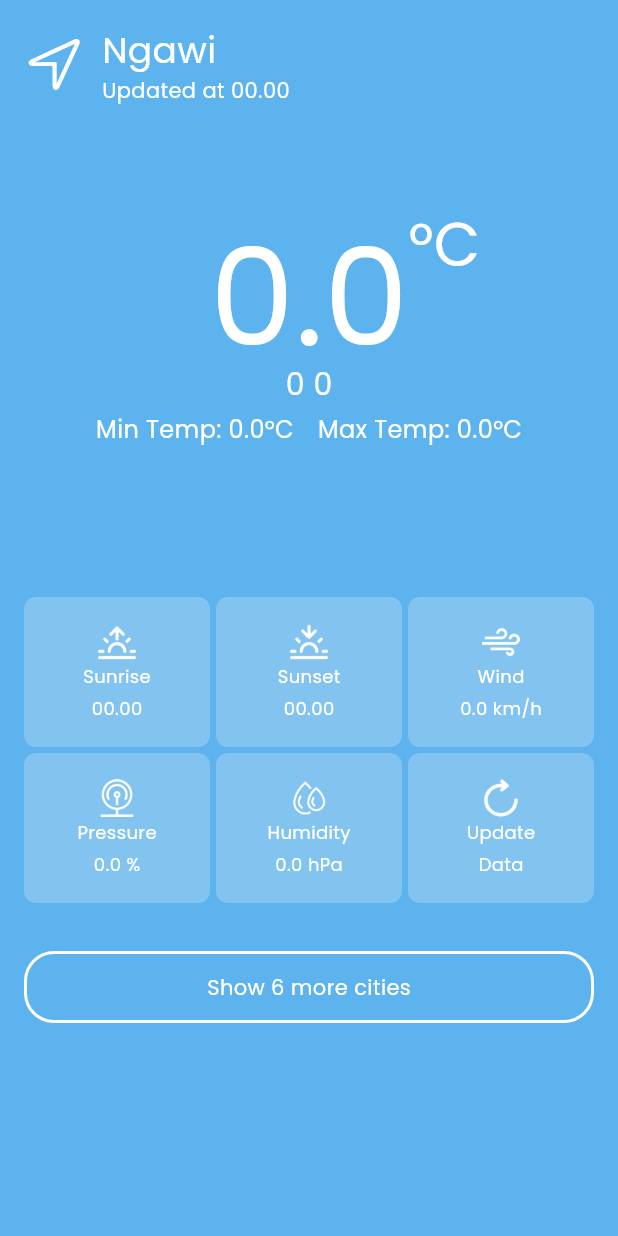
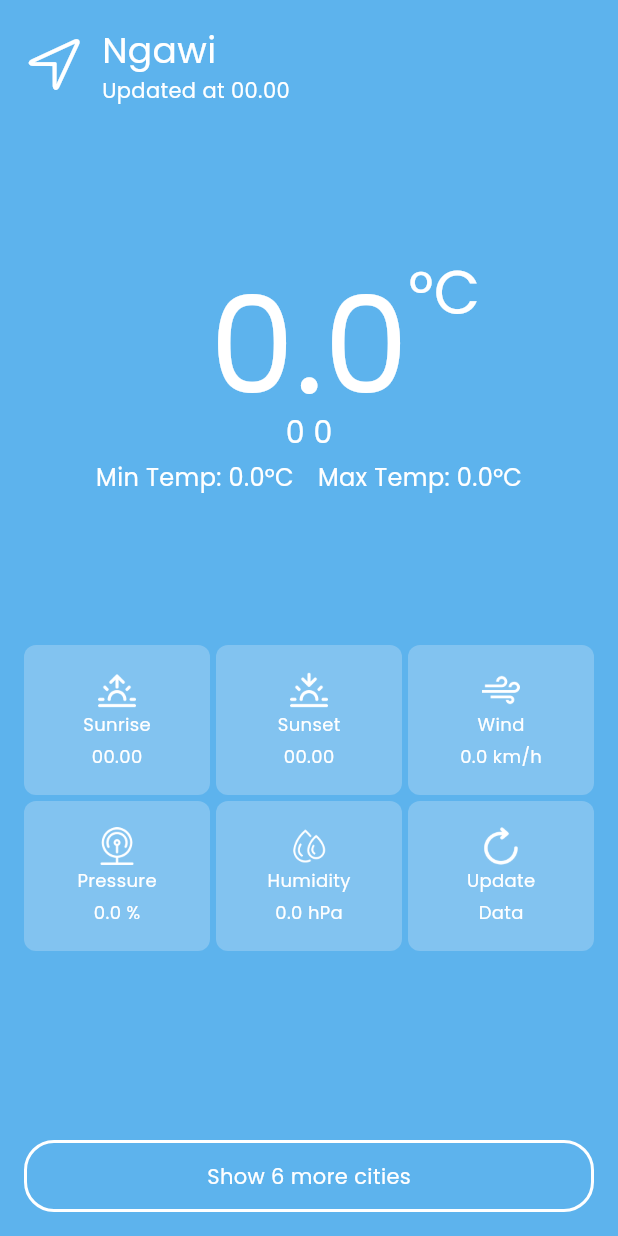
Before and after one commit to rezaagung1101/WeatherApp_Flutter_MVVM, a Flutter app: the screen it shows after launch, on a phone screen of 412 x 824 dp. Run offline on Flutter 3.47's test engine with Material 3 defaults, Android fonts, the phone set to English and light mode, and no system bars; our stand-ins replace connectivity_plus, recase, shared_preferences; network calls fail.

Commit message:
update: home screen layout

```diff
--- a/lib/view/screens/home_screen.dart
+++ b/lib/view/screens/home_screen.dart
@@ -86,18 +86,6 @@ class _HomeScreenState extends State<HomeScreen> {
           ),
           if (isLoading)
             _buildLoadingContent(message)
-            // Container(
-            //   color: Colors.black.withOpacity(0.5), // Semi-transparent overlay
-            //   child: const Center(
-            //     child: SizedBox(
-            //         width: 60,
-            //         height: 60,
-            //         child: CircularProgressIndicator(
-            //             color: Colors.white,
-            //             backgroundColor: Colors.blue,
-            //             strokeWidth: 2)),
-            //   ),
-            // ),
         ],
       ),
     );
@@ -120,7 +108,7 @@ class _HomeScreenState extends State<HomeScreen> {
   // }
   Widget _buildLoadingContent(String? message){
     return Container(
-      color: Colors.black.withOpacity(0.5), // Semi-transparent overlay
+      color: Colors.black.withOpacity(0.6), // Semi-transparent overlay
       child: Center(
         child: Container(
           height: 200,
@@ -147,24 +135,25 @@ class _HomeScreenState extends State<HomeScreen> {
       ),
     );
   }
-
   Widget _buildMainContent(Weather? weather) {
+    Helper helper = Helper();
     // if (weather == null) {
     //   return const SizedBox.shrink();
     // }
-    Helper helper = Helper();
-
     return Column(
-      mainAxisAlignment: MainAxisAlignment.start,
       children: <Widget>[
         HeaderSection(
           city: Constants.defaultCity,
           updatedTime: weather != null
               ? helper.timezoneOffsetToDate(weather.updatedAt)
-                : "00.00"),
-        const SizedBox(
-          height: 64,
+              : "00.00",
         ),
+        const SizedBox(height: 64),
+        Expanded(
+          child: Column(
+            mainAxisAlignment: MainAxisAlignment.start,
+            children: <Widget>[
+              const SizedBox(height: 32),
               MainSection(
                 mainTemp: weather != null
                     ? helper.kelvinToCelcius(weather.temperature)
@@ -190,11 +179,14 @@ class _HomeScreenState extends State<HomeScreen> {
                 info: 'Data',
                 update: fetchWeatherData,
               ),
-        const SizedBox(height: 32),
-        ButtonSection(onTap: moveToListCityScreen, text: "Show 6 more cities")
+            ],
+          ),
+        ),
+        ButtonSection(onTap: moveToListCityScreen, text: "Show 6 more cities"),
       ],
     );
   }
+
 
   void moveToListCityScreen() {
     Navigator.push(context, MaterialPageRoute(builder: (context) {
```
Lines whose indentation alone changed are shown as unchanged.
